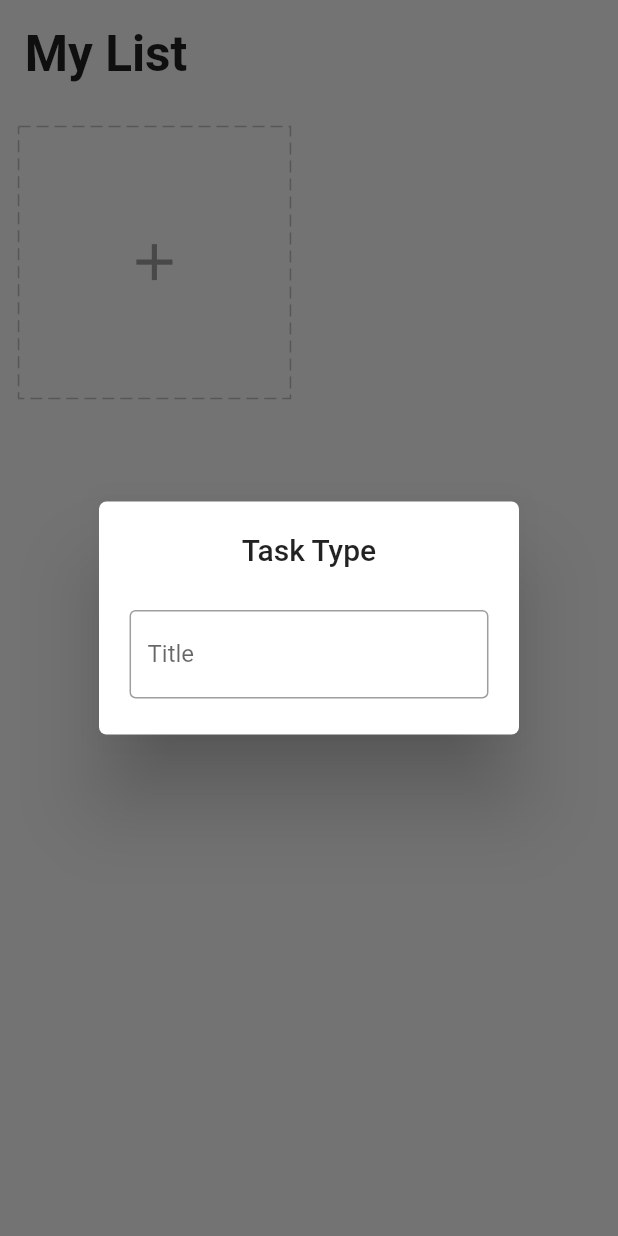
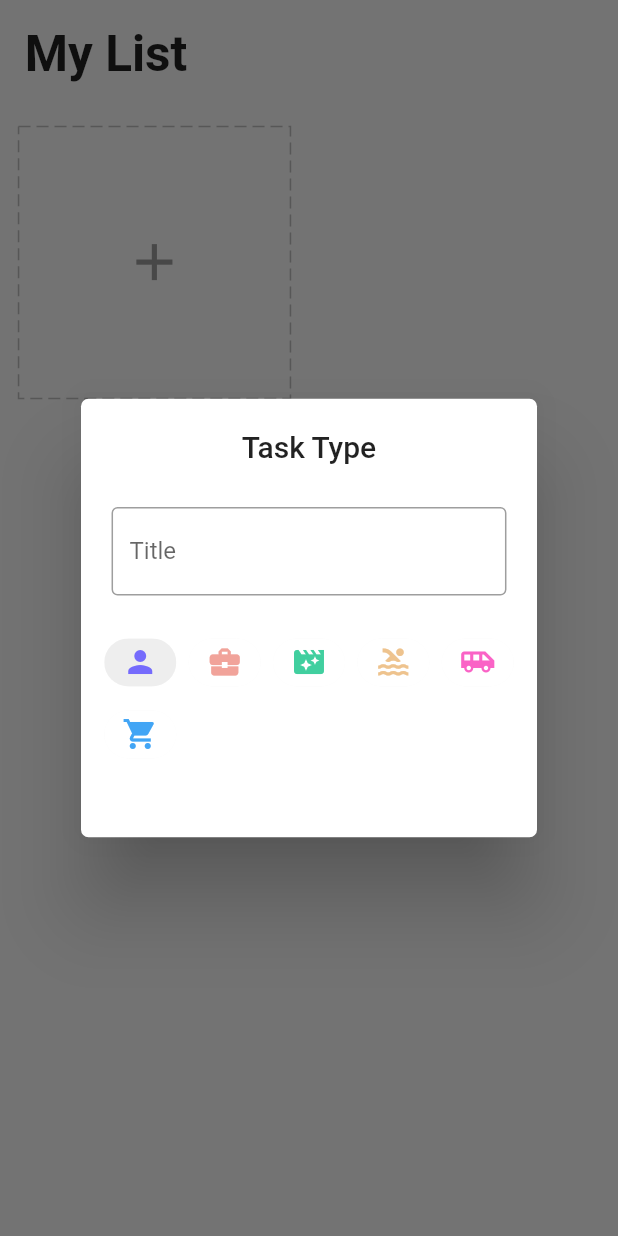
Before and after one commit to suryapradipta/to_do_list, a Flutter app: the screen it shows after launch, after a tap on the "add" icon, on a phone screen of 412 x 824 dp. Run offline on Flutter 3.47's test engine with Material 2 defaults, Android fonts, the phone set to English and light mode, and no system bars; drawn by our look-alikes of dotted_border; our stand-ins replace equatable, flutter_easyloading, get, get_storage.

Commit message:
choice chip style and change select

```diff
--- a/lib/app/modules/home/controller.dart
+++ b/lib/app/modules/home/controller.dart
@@ -13,7 +13,6 @@ class HomeController extends GetxController {
   * Dialog Form need a key so need to create on controller*/
   final formKey = GlobalKey<FormState>();
   final editController = TextEditingController();
-
 
 
   // start
@@ -36,4 +35,11 @@ class HomeController extends GetxController {
     super.onClose();
   }
 
+
+
+  // this allow when create new task, the first selected icon index will be zero
+  final chipIndex = 0.obs;
+  void changeChipIndex(int value) {
+    chipIndex.value = value;
+  }
 }
--- a/lib/app/modules/home/widgets/add_card.dart
+++ b/lib/app/modules/home/widgets/add_card.dart
@@ -43,7 +43,33 @@ class AddCard extends StatelessWidget {
                       },
                     ),
                   ),
-
+                  Padding(
+                    padding: EdgeInsets.symmetric(vertical: 5.0.wp),
+                    child: Wrap(
+                      spacing: 2.0.wp,
+                      children: icons
+                          .map((e) => Obx(() {
+                                final index = icons.indexOf(e);
+                                return ChoiceChip(
+                                  selectedColor: Colors.grey[200],
+                                  pressElevation: 0,
+                                  backgroundColor: Colors.white,
+                                  label: e,
+                                  // if the index is the same, the index will be highlight
+                                  selected:
+                                      homeController.chipIndex.value == index,
+                                  // this check if the index is selected
+                                  onSelected: (bool selected) {
+                                    // if selected others, this will set the value of index of selected icon on dialog
+                                    // if true, the selected is index otherwise 0
+                                    homeController.chipIndex.value =
+                                        selected ? index : 0;
+                                  },
+                                );
+                              }))
+                          .toList(),
+                    ),
+                  )
                 ],
               ),
             ),
```
